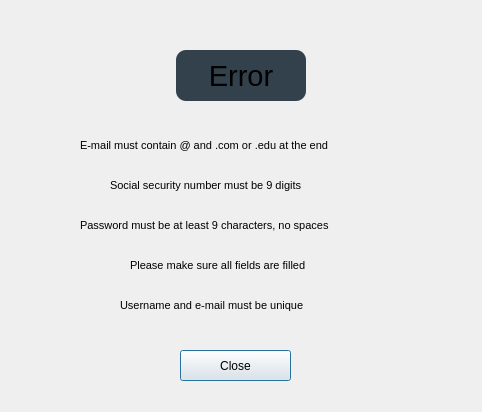
Above: UI_Folder/Error.ui from Chuezhang2278/Stock_prediction before the change. Below: the same form after it.
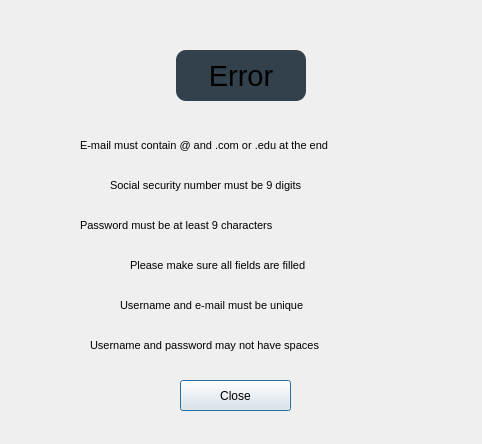
That is the form after the change. Icons and pictures are not drawn.

Commit message: forgot something, fixed

Diff of the .ui file:
```diff
--- a/UI_Folder/Error.ui
+++ b/UI_Folder/Error.ui
@@ -7,19 +7,19 @@
     <x>0</x>
     <y>0</y>
     <width>482</width>
-    <height>412</height>
+    <height>444</height>
    </rect>
   </property>
   <property name="minimumSize">
    <size>
-    <width>0</width>
-    <height>0</height>
+    <width>482</width>
+    <height>444</height>
    </size>
   </property>
   <property name="maximumSize">
    <size>
-    <width>99999</width>
-    <height>99999</height>
+    <width>482</width>
+    <height>444</height>
    </size>
   </property>
   <property name="font">
@@ -127,7 +127,7 @@
     </font>
    </property>
    <property name="text">
-    <string>Password must be at least 9 characters, no spaces</string>
+    <string>Password must be at least 9 characters</string>
    </property>
   </widget>
   <widget class="QLabel" name="line4">
@@ -172,7 +172,7 @@
    <property name="geometry">
     <rect>
      <x>180</x>
-     <y>350</y>
+     <y>380</y>
      <width>111</width>
      <height>31</height>
     </rect>
@@ -202,6 +202,25 @@
     <pixmap resource="icon.qrc">:/newPrefix/icon.png</pixmap>
    </property>
   </widget>
+  <widget class="QLabel" name="line5_2">
+   <property name="geometry">
+    <rect>
+     <x>90</x>
+     <y>330</y>
+     <width>291</width>
+     <height>31</height>
+    </rect>
+   </property>
+   <property name="font">
+    <font>
+     <family>Microsoft YaHei UI</family>
+     <pointsize>8</pointsize>
+    </font>
+   </property>
+   <property name="text">
+    <string>Username and password may not have spaces</string>
+   </property>
+  </widget>
  </widget>
  <resources>
   <include location="icon.qrc"/>
```
The commit also changes 2 other files.
